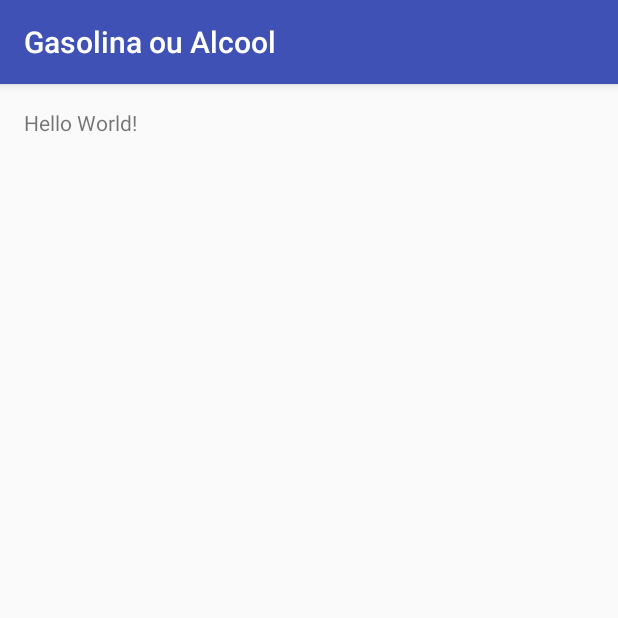
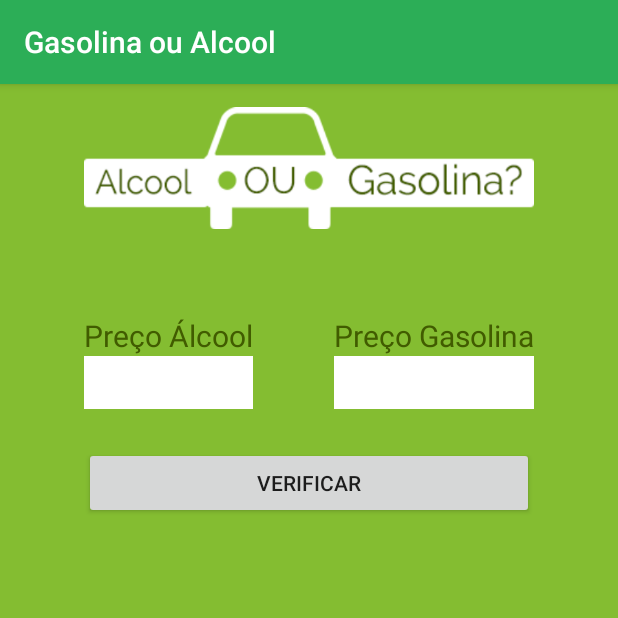
Before and after one commit to jhowcs/udemy-courses, an Android app: the screen it shows after launch (MainActivity), on a phone screen of 412 x 824 dp, the top half of it. Run offline under Robolectric (Android 15) with nearby library versions, the light colour scheme and no system bars.

Commit message:
Layout of the project Gasolina ou Alcool finished.

```diff
--- a/GasolinaouAlcool/app/src/main/AndroidManifest.xml
+++ b/GasolinaouAlcool/app/src/main/AndroidManifest.xml
@@ -1,14 +1,14 @@
 <?xml version="1.0" encoding="utf-8"?>
 <manifest xmlns:android="http://schemas.android.com/apk/res/android"
-    package="br.com.cursorandroid.gasolinaoualcool" >
+    package="br.com.cursorandroid.gasolinaoualcool">
 
     <application
         android:allowBackup="true"
         android:icon="@mipmap/ic_launcher"
         android:label="@string/app_name"
         android:supportsRtl="true"
-        android:theme="@style/AppTheme" >
-        <activity android:name=".MainActivity" >
+        android:theme="@style/AppTheme">
+        <activity android:name=".MainActivity">
             <intent-filter>
                 <action android:name="android.intent.action.MAIN" />
 
--- a/GasolinaouAlcool/app/src/main/res/layout/activity_main.xml
+++ b/GasolinaouAlcool/app/src/main/res/layout/activity_main.xml
@@ -1,17 +1,96 @@
 <?xml version="1.0" encoding="utf-8"?>
-<RelativeLayout
-    xmlns:android="http://schemas.android.com/apk/res/android"
+<RelativeLayout xmlns:android="http://schemas.android.com/apk/res/android"
     xmlns:tools="http://schemas.android.com/tools"
     android:layout_width="match_parent"
     android:layout_height="match_parent"
+    android:paddingBottom="@dimen/activity_vertical_margin"
     android:paddingLeft="@dimen/activity_horizontal_margin"
     android:paddingRight="@dimen/activity_horizontal_margin"
-    android:paddingTop="@dimen/activity_vertical_margin"
-    android:paddingBottom="@dimen/activity_vertical_margin"
-    tools:context="br.com.cursorandroid.gasolinaoualcool.MainActivity">
+    tools:context="br.com.cursorandroid.gasolinaoualcool.MainActivity"
+    android:background="#84BD31">
+
+    <ImageView
+        android:layout_width="300dp"
+        android:layout_height="81dp"
+        android:id="@+id/imageView"
+        android:layout_alignParentTop="true"
+        android:layout_centerHorizontal="true"
+        android:background="@drawable/logo"
+        android:layout_marginTop="15dp" />
 
     <TextView
-        android:text="Hello World!"
         android:layout_width="wrap_content"
-        android:layout_height="wrap_content" />
+        android:layout_height="wrap_content"
+        android:text="Preço Álcool"
+        android:id="@+id/txtAlcool"
+        android:layout_below="@+id/imageView"
+        android:layout_alignLeft="@+id/imageView"
+        android:layout_alignStart="@+id/imageView"
+        android:layout_marginTop="57dp"
+        android:textSize="20sp"
+        android:textColor="#415c00" />
+
+    <TextView
+        android:layout_width="wrap_content"
+        android:layout_height="wrap_content"
+        android:text="Preço Gasolina"
+        android:id="@+id/txtGasolina"
+        android:layout_alignBottom="@+id/txtAlcool"
+        android:layout_alignRight="@+id/imageView"
+        android:layout_alignEnd="@+id/imageView"
+        android:textSize="20sp"
+        android:textColor="#415c00" />
+
+    <EditText
+        android:layout_width="wrap_content"
+        android:layout_height="wrap_content"
+        android:inputType="numberSigned"
+        android:ems="10"
+        android:id="@+id/editText"
+        android:layout_below="@+id/txtAlcool"
+        android:layout_alignLeft="@+id/txtAlcool"
+        android:layout_alignStart="@+id/txtAlcool"
+        android:layout_alignRight="@+id/txtAlcool"
+        android:layout_alignEnd="@+id/txtAlcool"
+        android:background="#ffffff"
+        android:padding="@dimen/edit_padding_all" />
+
+    <EditText
+        android:layout_width="wrap_content"
+        android:layout_height="wrap_content"
+        android:inputType="number"
+        android:ems="10"
+        android:id="@+id/editText2"
+        android:layout_below="@+id/txtGasolina"
+        android:layout_alignLeft="@+id/txtGasolina"
+        android:layout_alignStart="@+id/txtGasolina"
+        android:layout_alignRight="@+id/txtGasolina"
+        android:layout_alignEnd="@+id/txtGasolina"
+        android:background="#ffffff"
+        android:padding="@dimen/edit_padding_all" />
+
+    <Button
+        android:layout_width="wrap_content"
+        android:layout_height="wrap_content"
+        android:text="@string/texto_botao_verificar"
+        android:id="@+id/button"
+        android:layout_below="@+id/editText"
+        android:layout_marginTop="25dp"
+        android:layout_alignLeft="@+id/editText"
+        android:layout_alignStart="@+id/editText"
+        android:layout_alignRight="@+id/editText2"
+        android:layout_alignEnd="@+id/editText2" />
+
+    <TextView
+        android:layout_width="wrap_content"
+        android:layout_height="wrap_content"
+        android:textAppearance="?android:attr/textAppearanceLarge"
+        android:layout_below="@+id/button"
+        android:layout_alignLeft="@+id/button"
+        android:layout_alignStart="@+id/button"
+        android:layout_marginTop="23dp"
+        android:layout_alignRight="@+id/button"
+        android:layout_alignEnd="@+id/button"
+        android:id="@+id/txtResultado" />
+
 </RelativeLayout>
--- a/GasolinaouAlcool/app/src/main/res/values/colors.xml
+++ b/GasolinaouAlcool/app/src/main/res/values/colors.xml
@@ -1,6 +1,6 @@
 <?xml version="1.0" encoding="utf-8"?>
 <resources>
-    <color name="colorPrimary">#3F51B5</color>
-    <color name="colorPrimaryDark">#303F9F</color>
+    <color name="colorPrimary">#2cae57</color>
+    <color name="colorPrimaryDark">#6a9e7b</color>
     <color name="colorAccent">#FF4081</color>
 </resources>
--- a/GasolinaouAlcool/app/src/main/res/values/dimens.xml
+++ b/GasolinaouAlcool/app/src/main/res/values/dimens.xml
@@ -2,4 +2,5 @@
     <!-- Default screen margins, per the Android Design guidelines. -->
     <dimen name="activity_horizontal_margin">16dp</dimen>
     <dimen name="activity_vertical_margin">16dp</dimen>
+    <dimen name="edit_padding_all">5dp</dimen>
 </resources>
--- a/GasolinaouAlcool/app/src/main/res/values/strings.xml
+++ b/GasolinaouAlcool/app/src/main/res/values/strings.xml
@@ -1,3 +1,4 @@
 <resources>
     <string name="app_name">Gasolina ou Alcool</string>
+    <string name="texto_botao_verificar">Verificar</string>
 </resources>
```
Also changed, not shown: GasolinaouAlcool/app/src/main/res/drawable/logo.png (added).
